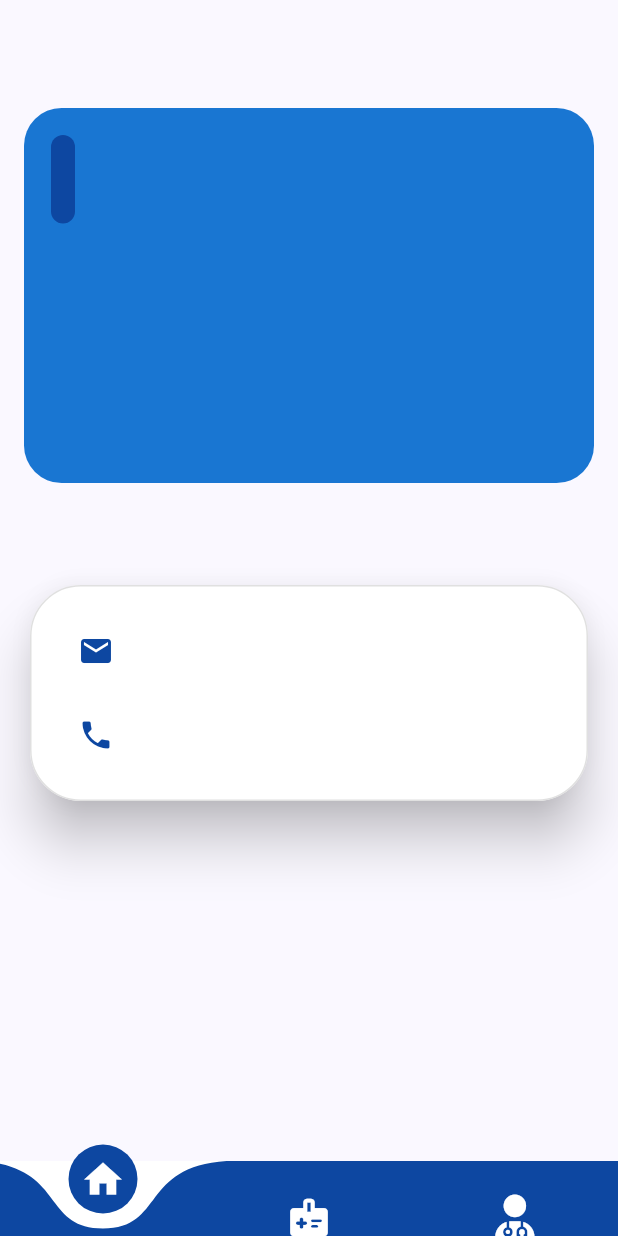
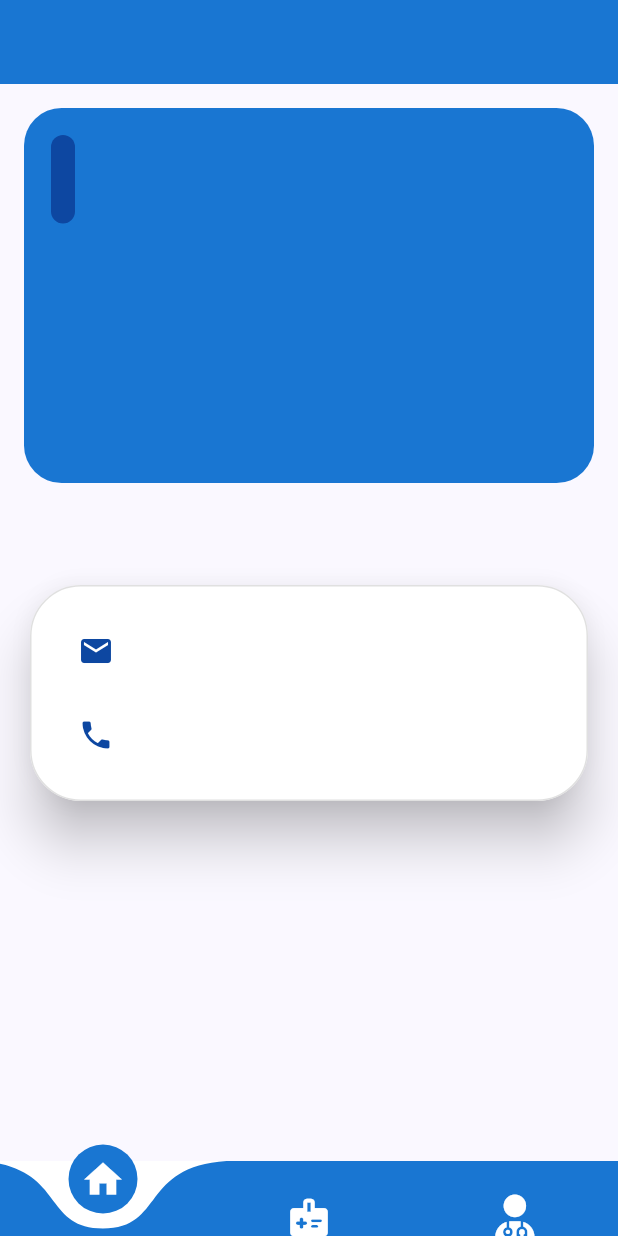
Before and after one commit to YehiaHany/wecare, a Flutter app: the MainDocPage screen opened directly, on a phone screen of 412 x 824 dp. Run offline on Flutter 3.47's test engine with Material 3 defaults, Android fonts, the light colour scheme and no system bars; drawn by our look-alikes of curved_navigation_bar; our stand-ins replace awesome_dialog, cloud_firestore, file_picker, firebase_auth, firebase_core, firebase_storage and 8 more; missing offline and left inert: sliding_switch; accounts and stored records are empty.

Commit message:
slight changes

```diff
--- a/lib/screens/doctor/doctorpage.dart
+++ b/lib/screens/doctor/doctorpage.dart
@@ -34,8 +34,9 @@ class _DoctorPageState extends State<DoctorPage> {
   Widget build(BuildContext context) {
     return Scaffold(
       appBar: AppBar(
-        backgroundColor: Colors.transparent,
+        backgroundColor: Colors.blue.shade700,
         elevation: 0,
+        leading: Text('')
       ),
       body: SingleChildScrollView(
         scrollDirection: Axis.vertical,
--- a/lib/screens/doctor/mainPageDoc.dart
+++ b/lib/screens/doctor/mainPageDoc.dart
@@ -31,7 +31,7 @@ class _MainDocPageState extends State<MainDocPage> {
     ];
     return Scaffold(
       bottomNavigationBar: CurvedNavigationBar(
-        color: Colors.blue.shade900,
+        color: Colors.blue.shade700,
         backgroundColor: Colors.white,
         height: 50,
         animationDuration: const Duration(milliseconds: 200),
```
Also changed, not shown: lib/screens/doctor/patients_data.dart (+4 -14 lines), 3 other files.
